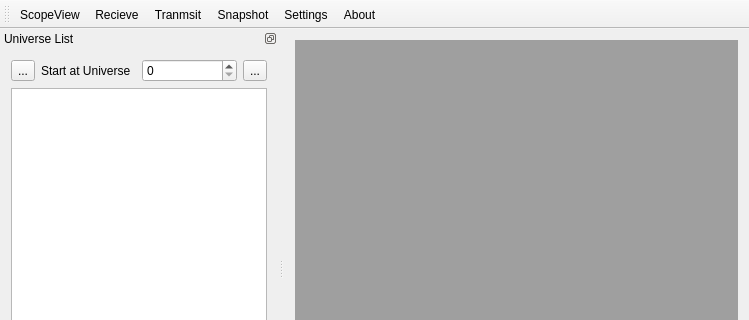
This is ui/mdimainwindow.ui in docsteer/sacnview as Qt 5 draws it before an edit; both pictures show x 0 to 749 and y 0 to 320 of the 749 by 528 pixel window. The edited form follows.
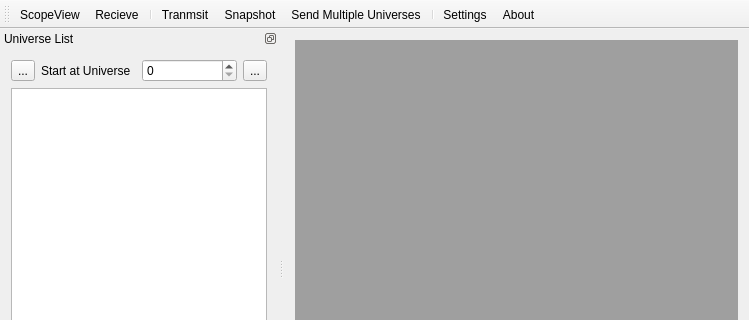
This is the edited form. Icons and pictures are not drawn.

Commit message: Add multi-universe transmit

```diff
--- a/ui/mdimainwindow.ui
+++ b/ui/mdimainwindow.ui
@@ -38,8 +38,11 @@
    </attribute>
    <addaction name="actionScopeView"/>
    <addaction name="actionRecieve"/>
+   <addaction name="separator"/>
    <addaction name="actionTranmsit"/>
    <addaction name="actionSnapshot"/>
+   <addaction name="actionMultiUniverse"/>
+   <addaction name="separator"/>
    <addaction name="actionSettings"/>
    <addaction name="actionAbout"/>
   </widget>
@@ -186,6 +189,15 @@
     <string>About sACNView</string>
    </property>
   </action>
+  <action name="actionMultiUniverse">
+   <property name="icon">
+    <iconset resource="../res/resources.qrc">
+     <normaloff>:/icons/multi_universe.png</normaloff>:/icons/multi_universe.png</iconset>
+   </property>
+   <property name="text">
+    <string>Send Multiple Universes</string>
+   </property>
+  </action>
  </widget>
  <layoutdefault spacing="6" margin="11"/>
  <resources>
```
